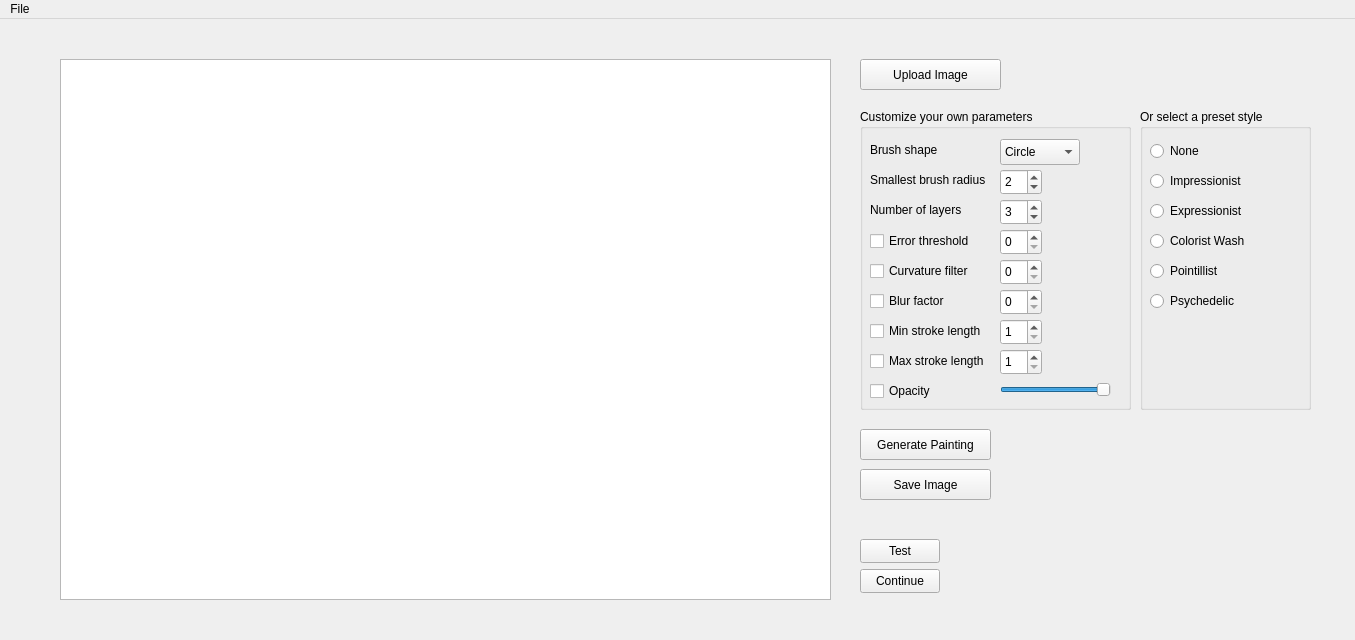
First picture: the form in assignment_package/forms/mainwindow.ui, repository sharond106/Senior-Design, before the edit.
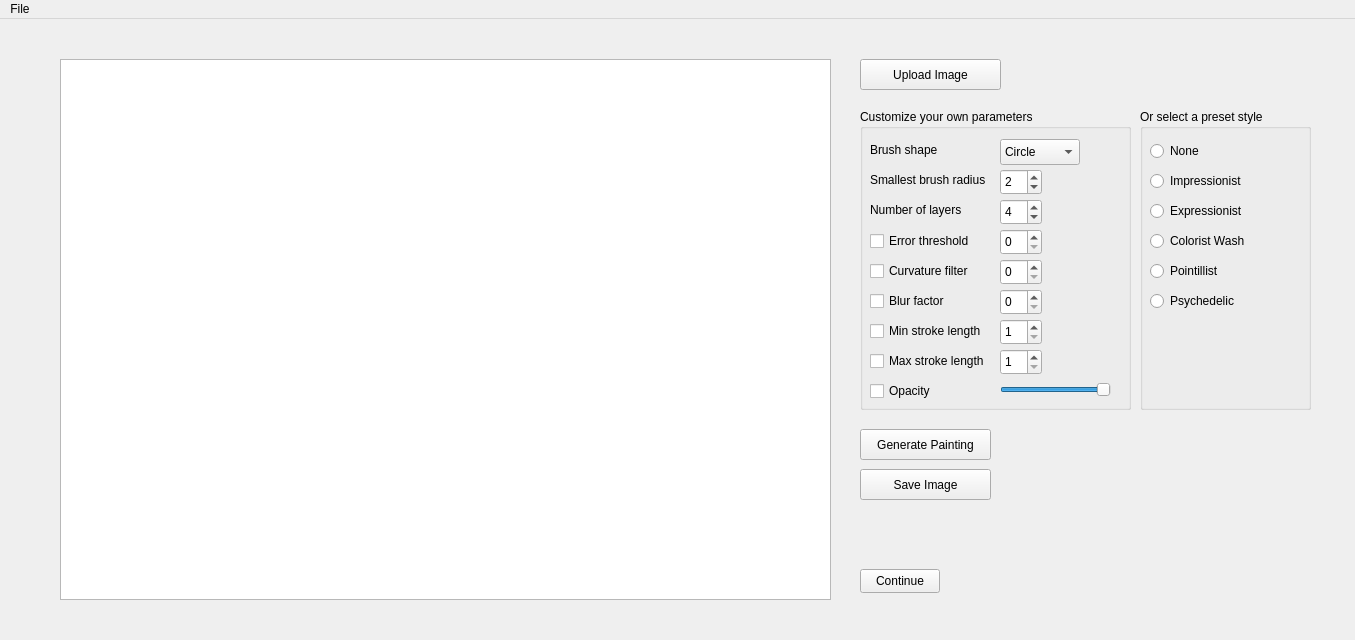
Second picture: the form after the edit.

Commit message: first 3 param buttons work now

Diff of the .ui file:
```diff
--- a/assignment_package/forms/mainwindow.ui
+++ b/assignment_package/forms/mainwindow.ui
@@ -50,19 +50,6 @@
      <string>Save Image</string>
     </property>
    </widget>
-   <widget class="QPushButton" name="testButton">
-    <property name="geometry">
-     <rect>
-      <x>860</x>
-      <y>520</y>
-      <width>80</width>
-      <height>24</height>
-     </rect>
-    </property>
-    <property name="text">
-     <string>Test</string>
-    </property>
-   </widget>
    <widget class="QPushButton" name="continueButton">
     <property name="geometry">
      <rect>
@@ -134,7 +121,7 @@
      <number>10</number>
     </property>
     <property name="value">
-     <number>3</number>
+     <number>4</number>
     </property>
    </widget>
    <widget class="QLabel" name="label_2">
```
Left out of the diff: 1 changed line with no effect on the pictures. The commit also changes 9 other files.
